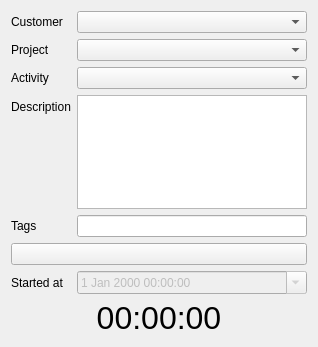
Qt form src/app/activitywidget.ui (AlexandrePTJ/kemai) before a commit.
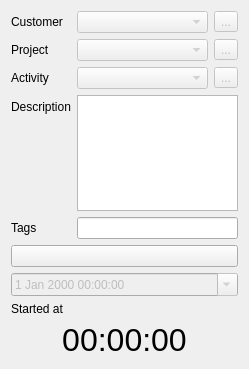
The same form after that commit. Icons and pictures are not drawn.

Diff of the .ui file:
```diff
--- a/src/app/activitywidget.ui
+++ b/src/app/activitywidget.ui
@@ -6,8 +6,8 @@
    <rect>
     <x>0</x>
     <y>0</y>
-    <width>318</width>
-    <height>347</height>
+    <width>249</width>
+    <height>369</height>
    </rect>
   </property>
   <property name="windowTitle">
@@ -33,7 +33,12 @@
       </widget>
      </item>
      <item row="0" column="1">
+      <layout class="QHBoxLayout" name="horizontalLayout">
+       <item>
       <widget class="QComboBox" name="cbCustomer">
+         <property name="enabled">
+          <bool>false</bool>
+         </property>
        <property name="sizePolicy">
         <sizepolicy hsizetype="Expanding" vsizetype="Expanding">
          <horstretch>0</horstretch>
@@ -47,6 +52,18 @@
         </size>
        </property>
       </widget>
+       </item>
+       <item>
+        <widget class="QToolButton" name="tbAddCustomer">
+         <property name="enabled">
+          <bool>false</bool>
+         </property>
+         <property name="text">
+          <string>...</string>
+         </property>
+        </widget>
+       </item>
+      </layout>
      </item>
      <item row="1" column="0">
       <widget class="QLabel" name="lbProject">
@@ -62,7 +79,12 @@
       </widget>
      </item>
      <item row="1" column="1">
+      <layout class="QHBoxLayout" name="horizontalLayout_2">
+       <item>
       <widget class="QComboBox" name="cbProject">
+         <property name="enabled">
+          <bool>false</bool>
+         </property>
        <property name="sizePolicy">
         <sizepolicy hsizetype="Expanding" vsizetype="Expanding">
          <horstretch>0</horstretch>
@@ -76,6 +98,18 @@
         </size>
        </property>
       </widget>
+       </item>
+       <item>
+        <widget class="QToolButton" name="tbAddProject">
+         <property name="enabled">
+          <bool>false</bool>
+         </property>
+         <property name="text">
+          <string>...</string>
+         </property>
+        </widget>
+       </item>
+      </layout>
      </item>
      <item row="2" column="0">
       <widget class="QLabel" name="lbActivity">
@@ -91,7 +125,12 @@
       </widget>
      </item>
      <item row="2" column="1">
+      <layout class="QHBoxLayout" name="horizontalLayout_3">
+       <item>
       <widget class="QComboBox" name="cbActivity">
+         <property name="enabled">
+          <bool>false</bool>
+         </property>
        <property name="sizePolicy">
         <sizepolicy hsizetype="Expanding" vsizetype="Expanding">
          <horstretch>0</horstretch>
@@ -106,7 +145,41 @@
        </property>
       </widget>
      </item>
-     <item row="5" column="0" colspan="2">
+       <item>
+        <widget class="QToolButton" name="tbAddActivity">
+         <property name="enabled">
+          <bool>false</bool>
+         </property>
+         <property name="text">
+          <string>...</string>
+         </property>
+        </widget>
+       </item>
+      </layout>
+     </item>
+     <item row="3" column="0">
+      <widget class="QLabel" name="lbDescription">
+       <property name="text">
+        <string>Description</string>
+       </property>
+      </widget>
+     </item>
+     <item row="3" column="1">
+      <widget class="QPlainTextEdit" name="pteDescription"/>
+     </item>
+     <item row="4" column="0">
+      <widget class="QLabel" name="lbTags">
+       <property name="text">
+        <string>Tags</string>
+       </property>
+      </widget>
+     </item>
+     <item row="4" column="1">
+      <widget class="QLineEdit" name="leTags"/>
+     </item>
+    </layout>
+   </item>
+   <item>
       <widget class="QPushButton" name="btStartStop">
        <property name="sizePolicy">
         <sizepolicy hsizetype="Minimum" vsizetype="Expanding">
@@ -135,14 +208,7 @@
        </property>
       </widget>
      </item>
-     <item row="6" column="0">
-      <widget class="QLabel" name="lbStartedAt">
-       <property name="text">
-        <string>Started at</string>
-       </property>
-      </widget>
-     </item>
-     <item row="6" column="1">
+   <item>
       <widget class="QDateTimeEdit" name="dteStartedAt">
        <property name="enabled">
         <bool>false</bool>
@@ -158,27 +224,12 @@
        </property>
       </widget>
      </item>
-     <item row="4" column="1">
-      <widget class="QLineEdit" name="leTags"/>
-     </item>
-     <item row="4" column="0">
-      <widget class="QLabel" name="lbTags">
+   <item>
+    <widget class="QLabel" name="lbStartedAt">
        <property name="text">
-        <string>Tags</string>
-       </property>
-      </widget>
-     </item>
-     <item row="3" column="1">
-      <widget class="QPlainTextEdit" name="pteDescription"/>
-     </item>
-     <item row="3" column="0">
-      <widget class="QLabel" name="lbDescription">
-       <property name="text">
-        <string>Description</string>
-       </property>
-      </widget>
-     </item>
-    </layout>
+      <string>Started at</string>
+     </property>
+    </widget>
    </item>
    <item>
     <widget class="QLabel" name="lbDurationTime">
```
Lines whose indentation alone changed are shown as unchanged.
